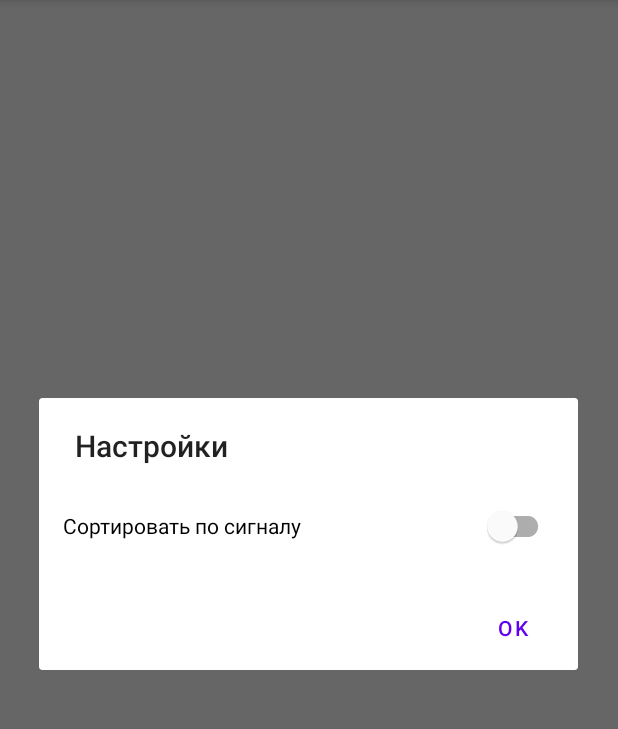
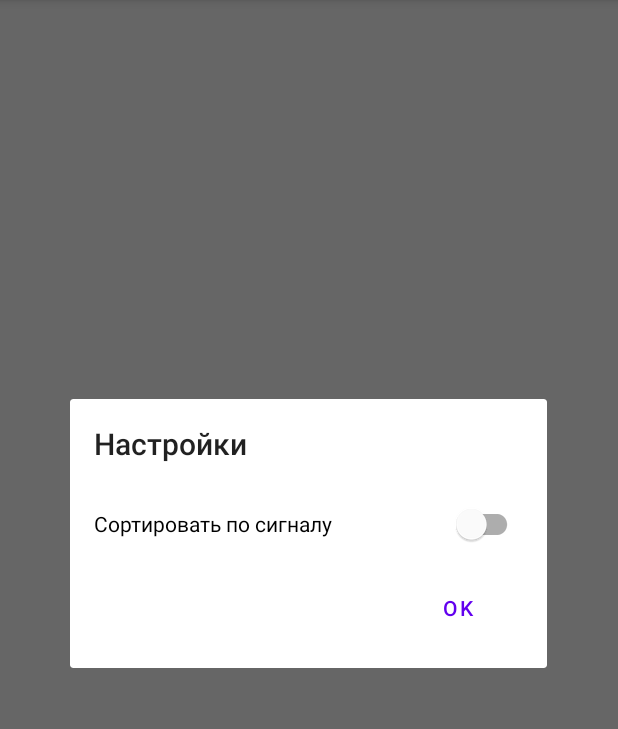
Before and after one commit to Astar75/Control_Relay, an Android app: the screen it shows after launch (MainActivity), after a tap on "Settings", on a phone screen of 412 x 824 dp, the part 84-813 px from its top. Run offline under Robolectric (Android 15) with nearby library versions, the phone set to English and light mode, and no system bars.

Commit message:
added SettingsDialog.kt

```diff
--- a/app/build.gradle
+++ b/app/build.gradle
@@ -45,6 +45,9 @@ dependencies {
     implementation 'androidx.constraintlayout:constraintlayout:2.1.0'
     implementation 'androidx.navigation:navigation-fragment-ktx:2.3.5'
     implementation 'androidx.navigation:navigation-ui-ktx:2.3.5'
+
+    implementation 'no.nordicsemi.android:ble:2.3.0'
+
     testImplementation 'junit:junit:4.13.2'
     androidTestImplementation 'androidx.test.ext:junit:1.1.3'
     androidTestImplementation 'androidx.test.espresso:espresso-core:3.4.0'
--- a/app/src/main/java/com/astar/osterrig/controlrelay/ControlFragment.kt
+++ b/app/src/main/java/com/astar/osterrig/controlrelay/ControlFragment.kt
@@ -7,15 +7,9 @@ import android.view.View
 import android.view.ViewGroup
 import com.astar.osterrig.controlrelay.databinding.FragmentControlBinding
 
-/**
- * A simple [Fragment] subclass as the second destination in the navigation.
- */
 class ControlFragment : Fragment() {
 
     private var _binding: FragmentControlBinding? = null
-
-    // This property is only valid between onCreateView and
-    // onDestroyView.
     private val binding get() = _binding!!
 
     override fun onCreateView(
--- a/app/src/main/java/com/astar/osterrig/controlrelay/DevicesFragment.kt
+++ b/app/src/main/java/com/astar/osterrig/controlrelay/DevicesFragment.kt
@@ -22,8 +22,6 @@ class DevicesFragment : Fragment() {
     private val viewModel: DevicesViewModel by viewModels()
     private val adapter = DeviceAdapter()
 
-    private var settingsStore: SettingsStore? = null
-
     private val locationPermission = registerForActivityResult(
         ActivityResultContracts.RequestPermission()
     ) { granted ->
@@ -36,7 +34,7 @@ class DevicesFragment : Fragment() {
 
     override fun onCreate(savedInstanceState: Bundle?) {
         super.onCreate(savedInstanceState)
-        setFragmentResultListener(SettingsDialog.KEY_RESULT_SORT_DEVICES, onSettingsListener)
+        setFragmentResultListener(MySettingsDialog.KEY_SCAN_SETTINGS, onSettingsListener)
     }
 
     override fun onCreateView(
@@ -62,17 +60,32 @@ class DevicesFragment : Fragment() {
 
     override fun onStart() {
         super.onStart()
-        settingsStore = (requireActivity() as MainActivity).getSettingsStore()
-        settingsStore?.let {
-            viewModel.enableSortBySignal(it.loadEnableSortDevices())
-        }
+        setSortMode()
         scanDevices(true)
     }
 
     override fun onStop() {
         super.onStop()
-        settingsStore = null
         scanDevices(false)
+    }
+
+    private fun setSortMode() {
+        viewModel.enableSortBySignal(
+            (requireActivity() as MainActivity)
+                .getSettingsStore()
+                .loadEnableSortDevices()
+        )
+    }
+
+    private fun getSortMode() =
+        (requireActivity() as MainActivity)
+            .getSettingsStore()
+            .loadEnableSortDevices()
+
+    private fun saveSortingMode(sorting: Boolean) {
+        (requireActivity() as MainActivity)
+            .getSettingsStore()
+            .saveEnableSortDevices(sorting)
     }
 
     private fun scanDevices(enable: Boolean) {
@@ -95,15 +108,14 @@ class DevicesFragment : Fragment() {
     }
 
     private fun showSettings() {
-        val sortEnable = settingsStore?.loadEnableSortDevices() ?: false
-        val dialog = SettingsDialog.newInstance(sortEnable)
+        val dialog = MySettingsDialog.newInstance(getSortMode())
         dialog.show(parentFragmentManager, "settings_dialog")
     }
 
     private val onSettingsListener: ((String, Bundle) -> Unit) = { _, bundle ->
-        settingsStore?.saveEnableSortDevices(
-            bundle.getBoolean(SettingsDialog.KEY_RESULT_SORT_DEVICES)
-        )
+        val sorting = bundle.getBoolean(MySettingsDialog.KEY_SORTING)
+        viewModel.enableSortBySignal(sorting)
+        saveSortingMode(sorting)
     }
 
     private fun setupRecyclerDevices() = with(binding) {
--- a/app/src/main/java/com/astar/osterrig/controlrelay/Extensions.kt
+++ b/app/src/main/java/com/astar/osterrig/controlrelay/Extensions.kt
@@ -5,3 +5,7 @@ import androidx.fragment.app.Fragment
 
 fun Fragment.toast(message: String) =
     Toast.makeText(requireContext(), message, Toast.LENGTH_SHORT).show()
+
+fun Fragment.screenWidth() = resources.displayMetrics.widthPixels
+
+fun Fragment.screenHeight() = resources.displayMetrics.heightPixels
--- /dev/null
+++ b/app/src/main/java/com/astar/osterrig/controlrelay/MySettingsDialog.kt
@@ -0,0 +1,72 @@
+package com.astar.osterrig.controlrelay
+
+import android.os.Bundle
+import android.view.LayoutInflater
+import android.view.View
+import android.view.ViewGroup
+import androidx.core.os.bundleOf
+import androidx.fragment.app.DialogFragment
+import androidx.fragment.app.setFragmentResult
+import com.astar.osterrig.controlrelay.databinding.DialogSettingsBinding
+
+class MySettingsDialog: DialogFragment() {
+
+    private var sorting = false
+
+    private var _binding: DialogSettingsBinding? = null
+    private val binding: DialogSettingsBinding get() = _binding!!
+
+    override fun onCreate(savedInstanceState: Bundle?) {
+        super.onCreate(savedInstanceState)
+        arguments?.let {
+            if (it.containsKey(KEY_SORTING)) {
+                sorting = it.getBoolean(KEY_SORTING)
+            }
+        }
+    }
+
+    override fun onCreateView(
+        inflater: LayoutInflater,
+        container: ViewGroup?,
+        savedInstanceState: Bundle?
+    ): View {
+        _binding = DialogSettingsBinding.inflate(inflater, container, false)
+        return binding.root
+    }
+
+    override fun onDestroyView() {
+        super.onDestroyView()
+        _binding = null
+    }
+
+    override fun onViewCreated(view: View, savedInstanceState: Bundle?) {
+        super.onViewCreated(view, savedInstanceState)
+        setupViews()
+    }
+
+    override fun onStart() {
+        super.onStart()
+        val width = (screenWidth() * 0.85).toInt()
+        dialog!!.window?.setLayout(width, ViewGroup.LayoutParams.WRAP_CONTENT)
+    }
+
+    private fun setupViews() {
+        binding.switchSortDevices.isChecked = sorting
+        binding.switchSortDevices.setOnCheckedChangeListener { _, isChecked ->
+            setFragmentResult(KEY_SCAN_SETTINGS, bundleOf(KEY_SORTING to isChecked))
+        }
+        binding.okButton.setOnClickListener { dismiss() }
+    }
+
+    companion object{
+
+        const val KEY_SCAN_SETTINGS = "com.astar.osterrig.controlrelay.key_scan_settings"
+        const val KEY_SORTING = "com.astar.osterrig.controlrelay.key_sort"
+
+        fun newInstance(sort: Boolean) = MySettingsDialog().apply {
+            arguments = Bundle().apply {
+                putBoolean(KEY_SORTING, sort)
+            }
+        }
+    }
+}
--- a/app/src/main/java/com/astar/osterrig/controlrelay/SettingsDialog.kt
+++ /dev/null
@@ -1,57 +0,0 @@
-package com.astar.osterrig.controlrelay
-
-import android.app.AlertDialog
-import android.app.Dialog
-import android.os.Bundle
-import android.view.LayoutInflater
-import androidx.core.os.bundleOf
-import androidx.fragment.app.DialogFragment
-import androidx.fragment.app.setFragmentResult
-import com.google.android.material.switchmaterial.SwitchMaterial
-
-class SettingsDialog : DialogFragment() {
-
-    private lateinit var sortDevicesSwitch: SwitchMaterial
-
-    override fun onCreateDialog(savedInstanceState: Bundle?): Dialog {
-        val view = createView()
-        sortDevicesSwitch = view.findViewById(R.id.switchSortDevices)
-        sortDevicesSwitch.isChecked = arguments?.getBoolean(SORT_DEVICES) ?: false
-
-        val alertBuilder = AlertDialog.Builder(requireContext()).apply {
-            setTitle(getString(R.string.settings_text))
-            setView(view)
-            setPositiveButton("OK") { _, _ ->
-                setFragmentResult(
-                    KEY_RESULT_SORT_DEVICES,
-                    bundleOf(KEY_RESULT_SORT_DEVICES to sortDevicesSwitch.isChecked)
-                )
-            }
-        }.create()
-        alertBuilder.setOnShowListener {
-            setupViews()
-        }
-        return alertBuilder
-    }
-
-    private fun createView() = LayoutInflater
-        .from(requireContext())
-        .inflate(R.layout.dialog_settings, null)
-
-    private fun setupViews() {
-        // TODO: 02.08.2021 fix
-    }
-
-    companion object {
-
-        const val KEY_RESULT_SORT_DEVICES = "com.astar.controlrelay.KEY_RESULT_SORT_DEVICES"
-        const val SORT_DEVICES = "com.astar.controlrelay.KEY_SORT_DEVICES"
-
-        @JvmStatic
-        fun newInstance(sortEnable: Boolean) = SettingsDialog().apply {
-            arguments = Bundle().apply {
-                putBoolean(SORT_DEVICES, sortEnable)
-            }
-        }
-    }
-}
--- a/app/src/main/res/layout/dialog_settings.xml
+++ b/app/src/main/res/layout/dialog_settings.xml
@@ -5,10 +5,27 @@
     android:orientation="vertical"
     android:padding="@dimen/margin_normal">
 
+    <TextView
+        android:layout_width="match_parent"
+        android:layout_height="wrap_content"
+        android:text="@string/settings_title"
+        android:textAppearance="@style/TextAppearance.AppCompat.Title" />
+
     <com.google.android.material.switchmaterial.SwitchMaterial
         android:id="@+id/switchSortDevices"
         android:layout_width="match_parent"
         android:layout_height="wrap_content"
+        android:layout_marginTop="@dimen/margin_normal"
         android:text="@string/sort_by_signal_text" />
 
+    <Button
+        android:id="@+id/okButton"
+        android:layout_marginTop="@dimen/margin_min"
+        android:layout_gravity="end"
+        android:textColor="@color/purple_500"
+        android:background="@android:color/transparent"
+        android:layout_width="wrap_content"
+        android:layout_height="wrap_content"
+        android:text="@string/ok_button" />
+
 </LinearLayout>
--- a/app/src/main/res/values/strings.xml
+++ b/app/src/main/res/values/strings.xml
@@ -15,4 +15,6 @@
     <string name="location_permission_message">Для поиска устройств приложению необходим доступ к местоположению устройства.</string>
     <string name="sort_by_signal_text">Сортировать по сигналу</string>
     <string name="settings_text">Настройки</string>
+    <string name="settings_title">Настройки</string>
+    <string name="ok_button">Ok</string>
 </resources>
```
